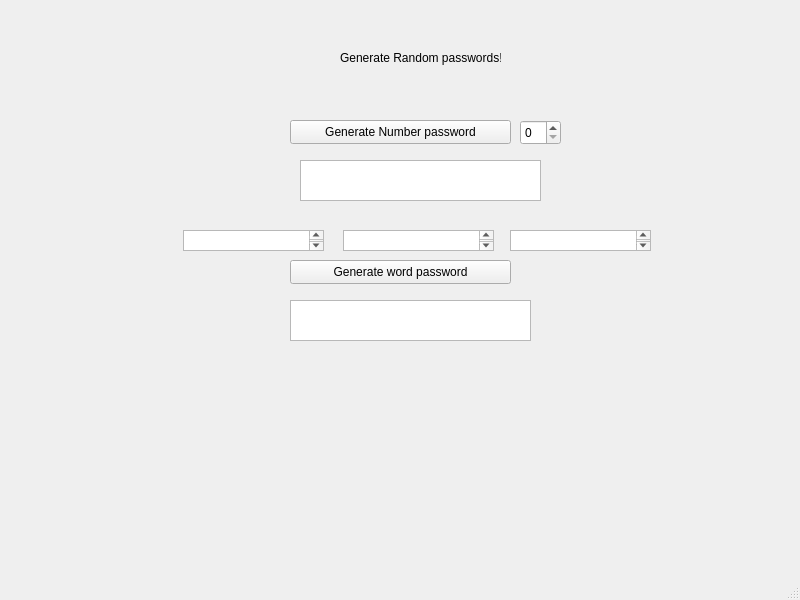
Before: the Qt Designer form mainwindow.ui in Croudxd/Password_Generator, drawn with Qt 5.
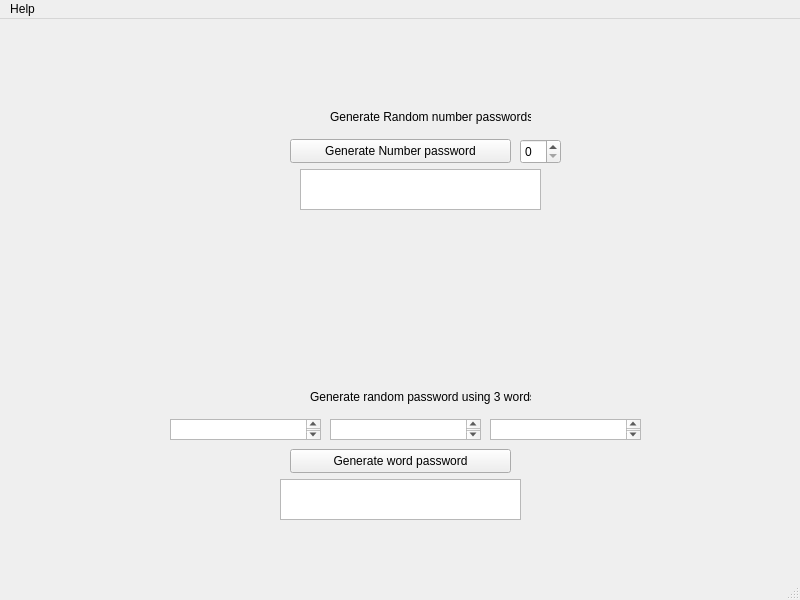
After: the same form once the commit is applied.

Commit message: Added input validation for word password generator, also moved GUI around.

The edit to the form file:
```diff
--- a/mainwindow.ui
+++ b/mainwindow.ui
@@ -30,21 +30,21 @@
    <widget class="QLabel" name="label">
     <property name="geometry">
      <rect>
-      <x>340</x>
-      <y>50</y>
-      <width>161</width>
+      <x>330</x>
+      <y>90</y>
+      <width>201</width>
       <height>16</height>
      </rect>
     </property>
     <property name="text">
-     <string>Generate Random passwords!</string>
+     <string>Generate Random number passwords</string>
     </property>
    </widget>
    <widget class="QLabel" name="label_2">
     <property name="geometry">
      <rect>
-      <x>290</x>
-      <y>270</y>
+      <x>280</x>
+      <y>440</y>
       <width>271</width>
       <height>71</height>
      </rect>
@@ -67,7 +67,7 @@
     <property name="geometry">
      <rect>
       <x>290</x>
-      <y>260</y>
+      <y>430</y>
       <width>221</width>
       <height>24</height>
      </rect>
@@ -79,9 +79,9 @@
    <widget class="QPlainTextEdit" name="word1_text">
     <property name="geometry">
      <rect>
-      <x>183</x>
-      <y>230</y>
-      <width>141</width>
+      <x>490</x>
+      <y>400</y>
+      <width>151</width>
       <height>21</height>
      </rect>
     </property>
@@ -89,8 +89,8 @@
    <widget class="QPlainTextEdit" name="word2_text">
     <property name="geometry">
      <rect>
-      <x>343</x>
-      <y>230</y>
+      <x>170</x>
+      <y>400</y>
       <width>151</width>
       <height>21</height>
      </rect>
@@ -99,9 +99,9 @@
    <widget class="QPlainTextEdit" name="word3_text">
     <property name="geometry">
      <rect>
-      <x>510</x>
-      <y>230</y>
-      <width>141</width>
+      <x>330</x>
+      <y>400</y>
+      <width>151</width>
       <height>21</height>
      </rect>
     </property>
@@ -110,7 +110,7 @@
     <property name="geometry">
      <rect>
       <x>300</x>
-      <y>160</y>
+      <y>150</y>
       <width>241</width>
       <height>41</height>
      </rect>
@@ -119,13 +119,26 @@
    <widget class="QTextEdit" name="textEdit_2">
     <property name="geometry">
      <rect>
-      <x>290</x>
-      <y>300</y>
+      <x>280</x>
+      <y>460</y>
       <width>241</width>
       <height>41</height>
      </rect>
     </property>
    </widget>
+   <widget class="QLabel" name="label_3">
+    <property name="geometry">
+     <rect>
+      <x>310</x>
+      <y>370</y>
+      <width>221</width>
+      <height>16</height>
+     </rect>
+    </property>
+    <property name="text">
+     <string>Generate random password using 3 words</string>
+    </property>
+   </widget>
   </widget>
   <widget class="QMenuBar" name="menubar">
    <property name="geometry">
@@ -136,6 +149,12 @@
      <height>21</height>
     </rect>
    </property>
+   <widget class="QMenu" name="menuHelp">
+    <property name="title">
+     <string>Help</string>
+    </property>
+   </widget>
+   <addaction name="menuHelp"/>
   </widget>
   <widget class="QStatusBar" name="statusbar"/>
  </widget>
```
Left out of the diff: 8 changed lines with no effect on the pictures. The commit also changes 2 other files.
